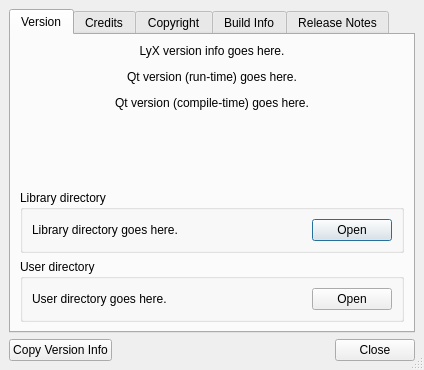
The window that src/frontends/qt/ui/AboutUi.ui (cburschka/lyx) describes before a commit, drawn with Qt 5.
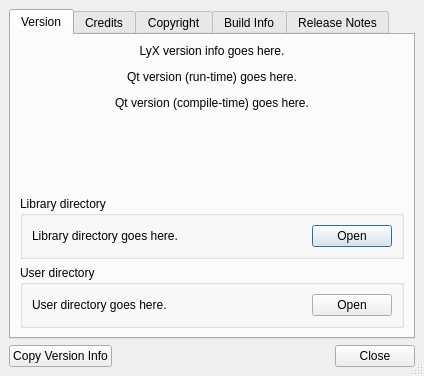
The same window after the commit.

Commit message:
Flag placeholder string nontranslatable
This is just wasted efforts for the translators, as this string never
appears in the GUI.

The edit to the form file:
```diff
--- a/src/frontends/qt/ui/AboutUi.ui
+++ b/src/frontends/qt/ui/AboutUi.ui
@@ -7,7 +7,7 @@
     <x>0</x>
     <y>0</y>
     <width>424</width>
-    <height>370</height>
+    <height>376</height>
    </rect>
   </property>
   <property name="windowTitle">
```
Left out of the diff: 6 changed lines with no effect on the pictures.
